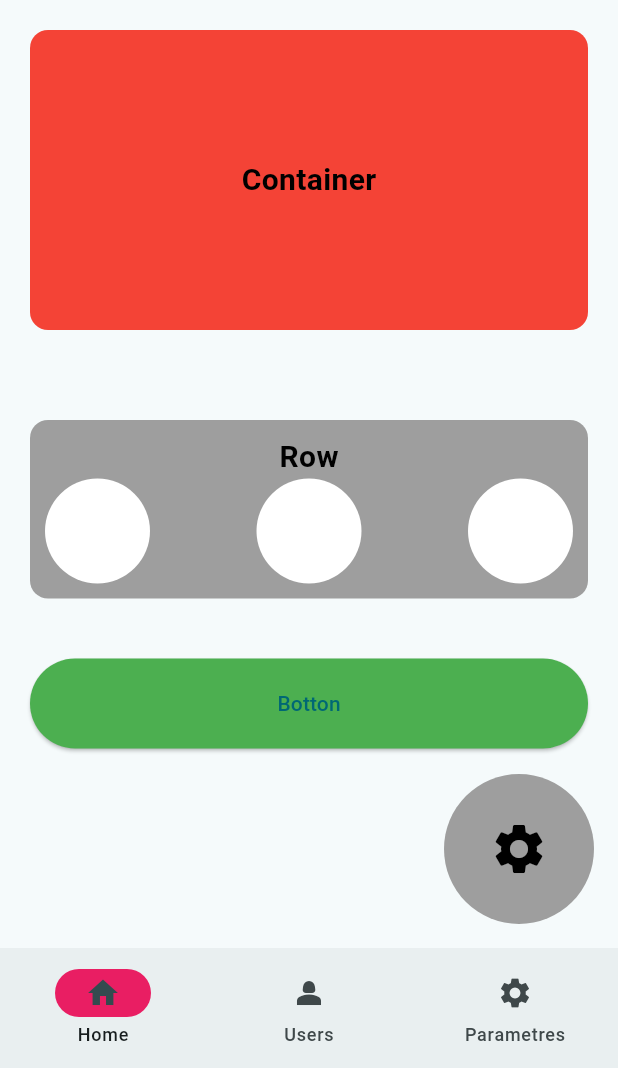
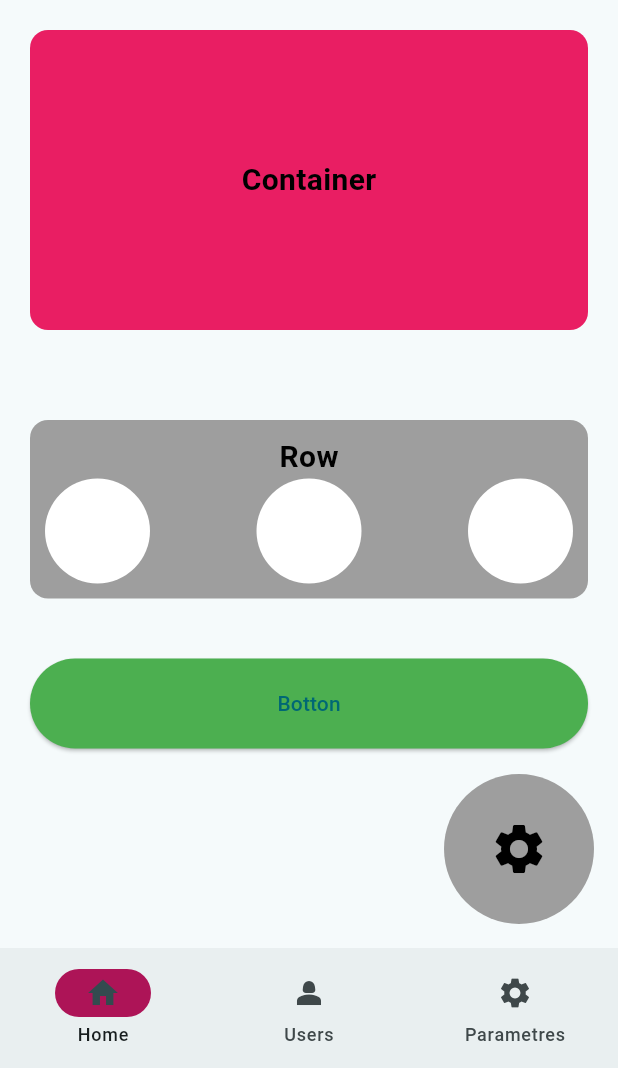
Before and after one commit to leloeduk/leloflutter, a Flutter app: the screen it shows after launch, on a phone screen of 412 x 824 dp, the part 168-1236 px from its top. Run offline on Flutter 3.47's test engine with Material 3 defaults, Android fonts, the phone set to English and light mode, and no system bars.

Commit message:
improve more

```diff
--- a/lib/main.dart
+++ b/lib/main.dart
@@ -14,7 +14,7 @@ class MyApp extends StatelessWidget {
       title: "LeloFlutter",
       debugShowCheckedModeBanner: false,
       theme: ThemeData(
-        colorScheme: ColorScheme.fromSeed(seedColor: Colors.grey.shade300),
+        colorScheme: ColorScheme.fromSeed(seedColor: Colors.grey.shade200),
         useMaterial3: true,
       ),
       home: CustomBottomBar(),
--- a/lib/pages/custom_bottom_bar.dart
+++ b/lib/pages/custom_bottom_bar.dart
@@ -28,7 +28,7 @@ class _CustomBottomBarState extends State<CustomBottomBar> {
       body: screens[selectedCurrentIndex],
       bottomNavigationBar: NavigationBar(
         selectedIndex: selectedCurrentIndex,
-        indicatorColor: Colors.pink,
+        indicatorColor: Colors.pink.shade800,
         onDestinationSelected: (value) {
           setState(() {
             selectedCurrentIndex = value;
--- a/lib/pages/drawer_page.dart
+++ b/lib/pages/drawer_page.dart
@@ -34,7 +34,7 @@ class DrawerPage extends StatelessWidget {
                     ),
                   ),
                   Text(
-                    "LeloEduk2025@gmail.com",
+                    "LeloEduk2025@gmail.com ",
                     style: TextStyle(color: Colors.grey),
                   ),
                 ],
--- a/lib/pages/home_page.dart
+++ b/lib/pages/home_page.dart
@@ -25,7 +25,7 @@ class HomePage extends StatelessWidget {
             width: double.infinity,
             decoration: BoxDecoration(
               // shape: BoxShape.circle,
-              color: Colors.red,
+              color: Colors.pink,
               borderRadius: BorderRadius.all(Radius.circular(12)),
             ),
             child: Center(
--- a/lib/pages/state_page.dart
+++ b/lib/pages/state_page.dart
@@ -20,7 +20,7 @@ class _StatePageState extends State<StatePage> {
   Widget build(BuildContext context) {
     return Scaffold(
       appBar: AppBar(
-        backgroundColor: Colors.pink.shade900,
+        backgroundColor: Colors.pink.shade800,
         title: Text(
           "Stateless Vs Stateful",
           style: TextStyle(
--- a/lib/pages/user_page.dart
+++ b/lib/pages/user_page.dart
@@ -8,7 +8,7 @@ class UserPage extends StatelessWidget {
   Widget build(BuildContext context) {
     final users = Data().users;
     return Scaffold(
-      backgroundColor: Colors.grey.shade300,
+      backgroundColor: Colors.grey.shade200,
       appBar: AppBar(title: Text("Listes des utilisateurs"), centerTitle: true),
       body: Column(
         children: [
```
